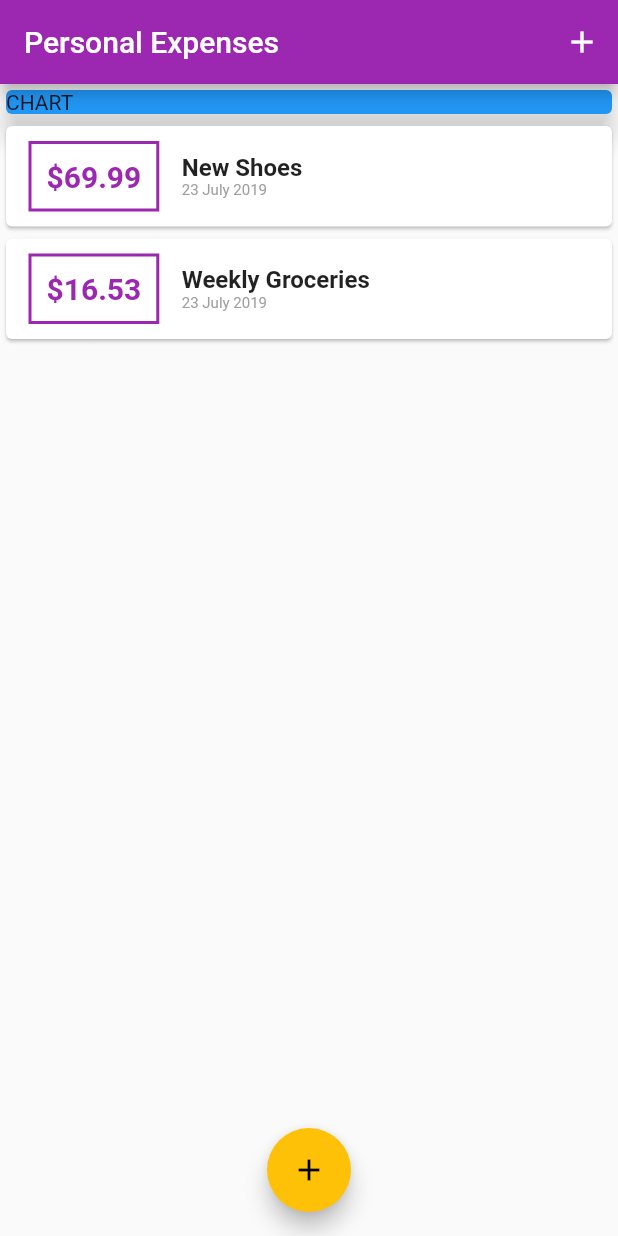
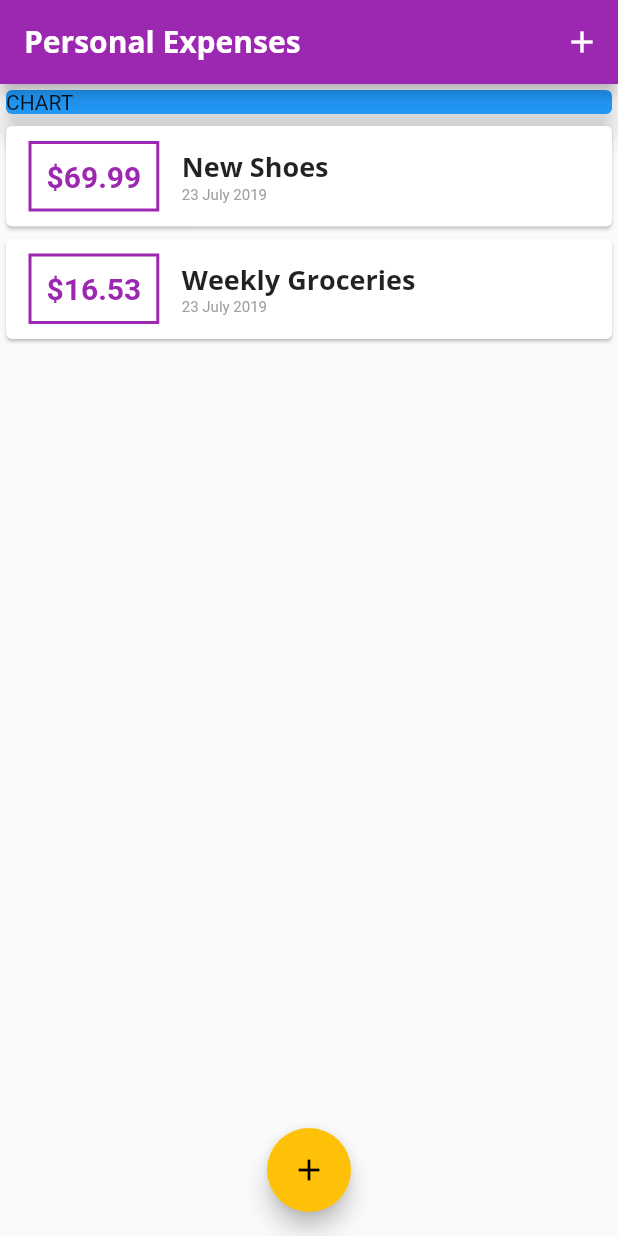
Before and after one commit to arifpurwandaru/personal_expenses_app, a Flutter app: the screen it shows after launch, on a phone screen of 412 x 824 dp. Run offline on Flutter 3.47's test engine with Material 2 defaults, Android fonts, the phone set to English and light mode, and no system bars.

Commit message:
add font and theming

```diff
--- a/lib/main.dart
+++ b/lib/main.dart
@@ -13,10 +13,23 @@ class MyApp extends StatelessWidget {
       title: 'Personal Expenses Jangkrik',
       home: MyHomePage(),
       theme: ThemeData(
-        primarySwatch: Colors.purple,
-        accentColor: Colors.amber,
-
-      ),
+          primarySwatch: Colors.purple,
+          accentColor: Colors.amber,
+          fontFamily: 'PasirBanter',
+          textTheme: ThemeData.light().textTheme.copyWith(
+                  title: TextStyle(
+                fontFamily: 'OpenSansJangkrik',
+                fontWeight: FontWeight.bold,
+                fontSize: 18,
+              )),
+          appBarTheme: AppBarTheme(
+            textTheme: ThemeData.light().textTheme.copyWith(
+                    title: TextStyle(
+                  fontFamily: 'OpenSansJangkrik',
+                  fontSize: 20,
+                  fontWeight: FontWeight.bold,
+                )),
+          )),
     );
   }
 }
--- a/lib/widgets/transaction_list.dart
+++ b/lib/widgets/transaction_list.dart
@@ -43,10 +43,7 @@ class TransactionList extends StatelessWidget {
                     Container(
                       child: Text(
                         _userTransaction[index].title,
-                        style: TextStyle(
-                          fontWeight: FontWeight.bold,
-                          fontSize: 16,
-                        ),
+                        style: Theme.of(context).textTheme.title,
                       ),
                     ),
                     Container(
```
Also changed, not shown: pubspec.yaml (+11 -11 lines), assets/fonts/OpenSans-Bold.ttf (added), assets/fonts/OpenSans-Regular.ttf (added), assets/fonts/Quicksand-Bold.ttf (added), assets/fonts/Quicksand-Light.ttf (added), assets/fonts/Quicksand-Medium.ttf (added), assets/fonts/Quicksand-Regular.ttf (added).
